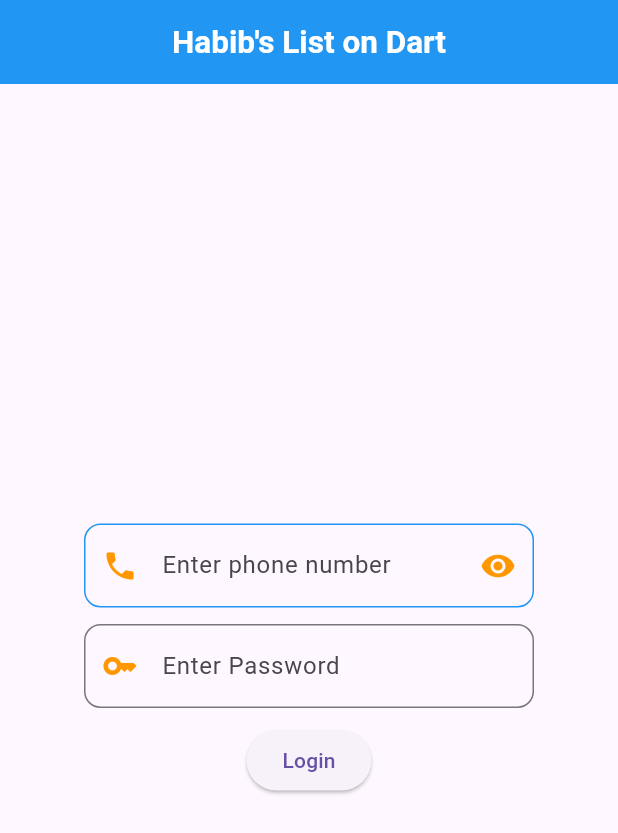
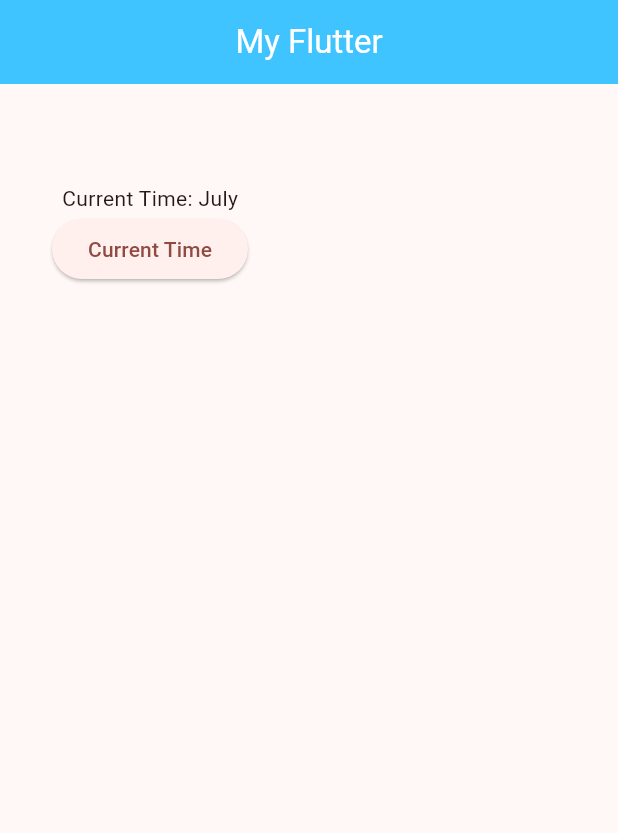
Before and after one commit to rahmanhabib0005/Flutter_App, a Flutter app: the screen it shows after launch, on a phone screen of 412 x 824 dp. Shown: the top 833 px of the screen. Run offline on Flutter 3.47's test engine with Material 3 defaults, Android fonts, the phone set to English and light mode, and no system bars.

Commit message:
Date Format with Intl package

```diff
--- a/lib/main.dart
+++ b/lib/main.dart
@@ -1,219 +1,77 @@
 import 'package:flutter/material.dart';
-import 'package:my_app/ui_helper/util.dart';
+import 'package:flutter/widgets.dart';
+import 'package:intl/intl.dart';
 
 void main() {
   runApp(const MyApp());
 }
 
-var arrNames = ['Habib', 'Sakil', 'Ramim', 'Nasim', 'Baki', 'Milon', 'Monir'];
-
 class MyApp extends StatelessWidget {
   const MyApp({super.key});
+
+  // This widget is the root of your application.
   @override
   Widget build(BuildContext context) {
     return MaterialApp(
-        title: "FlutterApp",
+      title: 'My App',
+      debugShowCheckedModeBanner: false,
       theme: ThemeData(
-            primarySwatch: Colors.blue,
-            textTheme: TextTheme(
-              titleLarge: TextStyle(fontSize: 21, fontWeight: FontWeight.bold),
-              titleSmall: TextStyle(fontSize: 11, fontWeight: FontWeight.w500),
-            )),
-        debugShowCheckedModeBanner: false,
-        home: DashBoardScreen());
+        colorScheme: ColorScheme.fromSeed(
+            seedColor: const Color.fromARGB(255, 230, 14, 14)),
+        useMaterial3: true,
+      ),
+      home: const MyHomePage(
+          title: 'I am Habibur Rahman and it is my first flutter app'),
+    );
   }
 }
 
-// class MyApp extends StatelessWidget {
-//   const MyApp({super.key});
+class MyHomePage extends StatefulWidget {
+  const MyHomePage({super.key, required this.title});
 
-//   // This widget is the root of your application.
-//   @override
-//   Widget build(BuildContext context) {
-//     return MaterialApp(
-//       title: 'My App',
-//       debugShowCheckedModeBanner: false,
-//       theme: ThemeData(
-//           primarySwatch: Colors.blue,
-//           textTheme: TextTheme(
-//             titleSmall: TextStyle(fontSize: 21, fontWeight: FontWeight.bold),
-//             titleLarge: TextStyle(
-//                 fontSize: 11,
-//                 fontWeight: FontWeight.w500,
-//                 fontStyle: FontStyle.italic),
-//           )),
-//       home: const DashBoardScreen(),
-//     );
-//   }
+  final String title;
+
+  @override
+  State<MyHomePage> createState() => _MyHomePageState();
+}
+
+class _MyHomePageState extends State<MyHomePage> {
+  // int _counter = 10;
+  var time = DateTime.now();
+
+  // void _incrementCounter() {
+  //   setState(() {
+  //     _counter++;
+  //   });
   // }
-
-class DashBoardScreen extends StatelessWidget {
-  // const DashBoardScreen({super.key});
-
-  var emailText = TextEditingController();
-  var password = TextEditingController();
 
   @override
   Widget build(BuildContext context) {
     return Scaffold(
       appBar: AppBar(
-        backgroundColor: Colors.blue,
-        title: Container(
-          child: Center(
+        backgroundColor: Colors.lightBlueAccent,
+        // backgroundColor: Theme.of(context).colorScheme.onSurface,
+        title: Center(
             child: Text(
-              "Habib's List on Dart",
+          "My Flutter",
           style: TextStyle(color: Colors.white),
+        )),
       ),
-          ),
-        ),
-      ),
-      // body: ListView.separated(
-      //   itemBuilder: (context, index) {
-      //     return ListTile(
-      //       // leading: Text('${index + 1}'),
-      //       leading: CircleAvatar(
-      //         backgroundImage: AssetImage('assets/images/R.png'),
-      //         backgroundColor: Colors.green,
-      //         maxRadius: 20,
-      //       ),
-      //       title: Text(arrNames[index]),
-      //       subtitle: Text('Number'),
-      //       trailing: Icon(Icons.add),
-      //     );
-      //   },
-      //   itemCount: arrNames.length,
-      //   separatorBuilder: (context, index) {
-      //     return Divider(
-      //       height: 20,
-      //       thickness: 1,
-      //     );
-      //   },
-      // ),
-      // body: Center(
-      //   child: CircleAvatar(
-      //     child: Container(
-      //       width: 50,
-      //       height: 50,
-      //       child: Column(
-      //         children: [
-      //           Container(
-      //             width: 30,
-      //             height: 30,
-      //             child: Image.asset('assets/images/R.png'),
-      //           ),
-      //           Text('Name')
-      //         ],
-      //       ),
-      //     ),
-      //     // backgroundImage: AssetImage('assets/images/R.png'),
-      //     backgroundColor: Colors.blue,
-      //     // radius: 100,
-      //     maxRadius: 50,
-      //   ),
-      // ),
-      // body: Column(
-      //   children: [
-      //     Text(
-      //       "Hello World",
-      //       style: Theme.of(context)
-      //           .textTheme
-      //           .titleLarge!
-      //           .copyWith(fontSize: 22),
-      //       // style: TextStyle(fontFamily: 'FontMain', fontSize: 25),
-      //     ),
-      //     Text(
-      //       "Hello World1",
-      //       style: myTextStyle(
-      //           fontWeight: FontWeight.bold, textcolors: Colors.blue),
-      //       // style: Theme.of(context).textTheme.titleSmall,
-      //       // style: TextStyle(fontFamily: 'FontMain', fontSize: 25),
-      //     ),
-      //   ],
-      // )
-
-      // body: Card(
-      //   shadowColor: Colors.blue,
-      //   elevation: 5,
-      //   child: Padding(
-      //     padding: EdgeInsets.all(8.0),
-      //     child: Text(
-      //       'Hello World!',
-      //       style: TextStyle(fontSize: 21),
-      //     ),
-      //   ),
-      // )
-
-      body: Center(
-        child: Container(
-          width: 300,
+      body: Container(
+        width: 200,
+        height: 200,
         child: Column(
           mainAxisAlignment: MainAxisAlignment.center,
           children: [
-              TextField(
-                // enabled: false,
-                keyboardType: TextInputType.emailAddress,
-                controller: emailText,
-                decoration: InputDecoration(
-                  hintText: "Enter phone number",
-                  focusedBorder: OutlineInputBorder(
-                    borderRadius: BorderRadius.circular(11),
-                    borderSide: BorderSide(color: Colors.deepOrange, width: 1),
-                  ),
-                  enabledBorder: OutlineInputBorder(
-                    borderRadius: BorderRadius.circular(11),
-                    borderSide: BorderSide(color: Colors.blue),
-                  ),
-                  disabledBorder: OutlineInputBorder(
-                    borderRadius: BorderRadius.circular(11),
-                    borderSide: BorderSide(color: Colors.grey),
-                  ),
-                  // suffixText: "Username exist",
-                  suffixIcon: IconButton(
-                    onPressed: () {},
-                    icon: Icon(
-                      Icons.remove_red_eye,
-                      color: Colors.orange,
-                    ),
-                  ),
-                  prefixIcon: Icon(
-                    Icons.phone,
-                    color: Colors.orange,
-                  ),
-                ),
-              ),
-              Container(
-                height: 11,
-              ),
-              TextField(
-                controller: password,
-                obscureText: true,
-                obscuringCharacter: '*',
-                decoration: InputDecoration(
-                  hintText: 'Enter Password',
-                  border: OutlineInputBorder(
-                      borderRadius: BorderRadius.circular(11),
-                      borderSide: BorderSide(color: Colors.deepOrange)),
-                  prefixIcon: Icon(
-                    Icons.key,
-                    color: Colors.orange,
-                  ),
-                ),
-              ),
-              Container(
-                height: 11,
-              ),
+            Text("Current Time: ${DateFormat('MMMM').format(time)}"),
+            // "Current Time: ${time.hour} : ${time.minute} : ${time.second} "),
             ElevatedButton(
               onPressed: () {
-                  String uname = emailText.text.toString();
-                  String upass = password.text;
-
-                  print("Email: $uname, Password: $upass");
+                setState(() {});
               },
-                child: Text('Login'),
-                // style: ButtonStyle(backgroundColor: Colors.blue),
-              ),
+              child: Text("Current Time"),
+            )
           ],
-          ),
         ),
       ),
     );
--- a/pubspec.yaml
+++ b/pubspec.yaml
@@ -46,7 +46,7 @@ dev_dependencies:
   # package. See that file for information about deactivating specific lint
   # rules and activating additional ones.
   flutter_lints: ^3.0.0
-
+  intl: 0.19.0
 # For information on the generic Dart part of this file, see the
 # following page: https://dart.dev/tools/pub/pubspec
 
```
Also changed, not shown: lib/main_input.dart (added, +239 -0 lines), pubspec.lock. Lines whose indentation alone changed are shown as unchanged.
